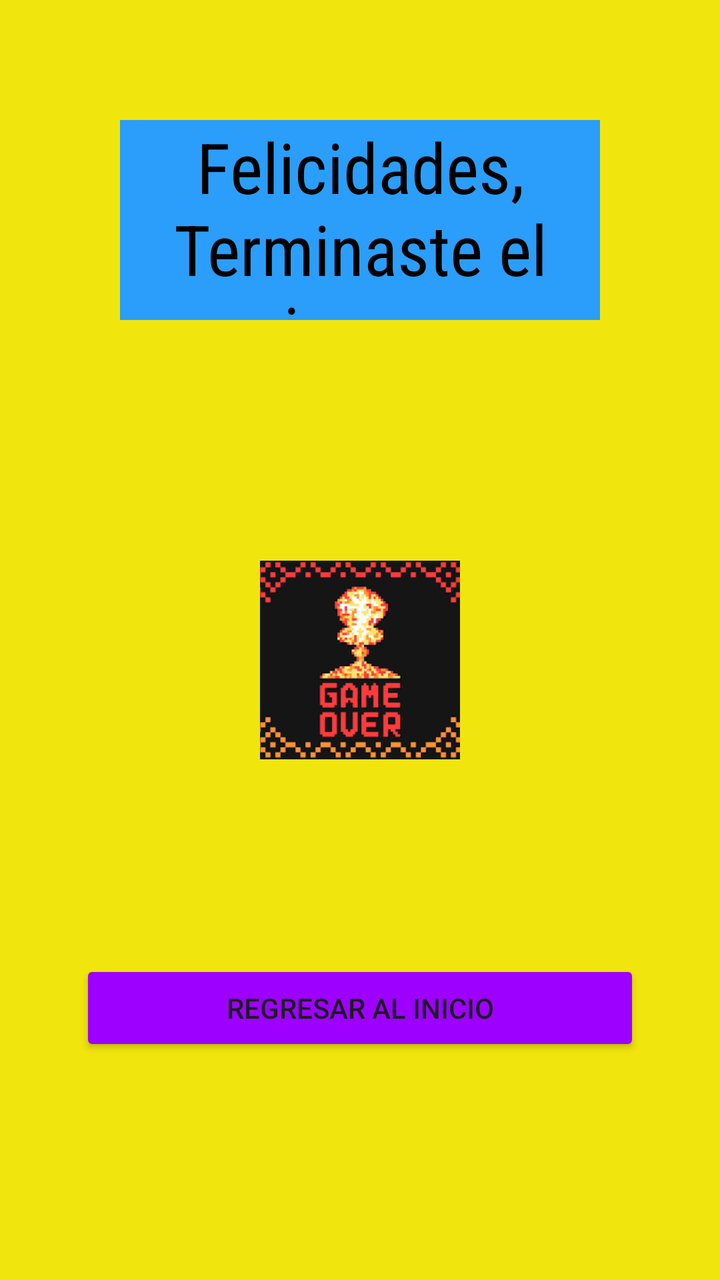
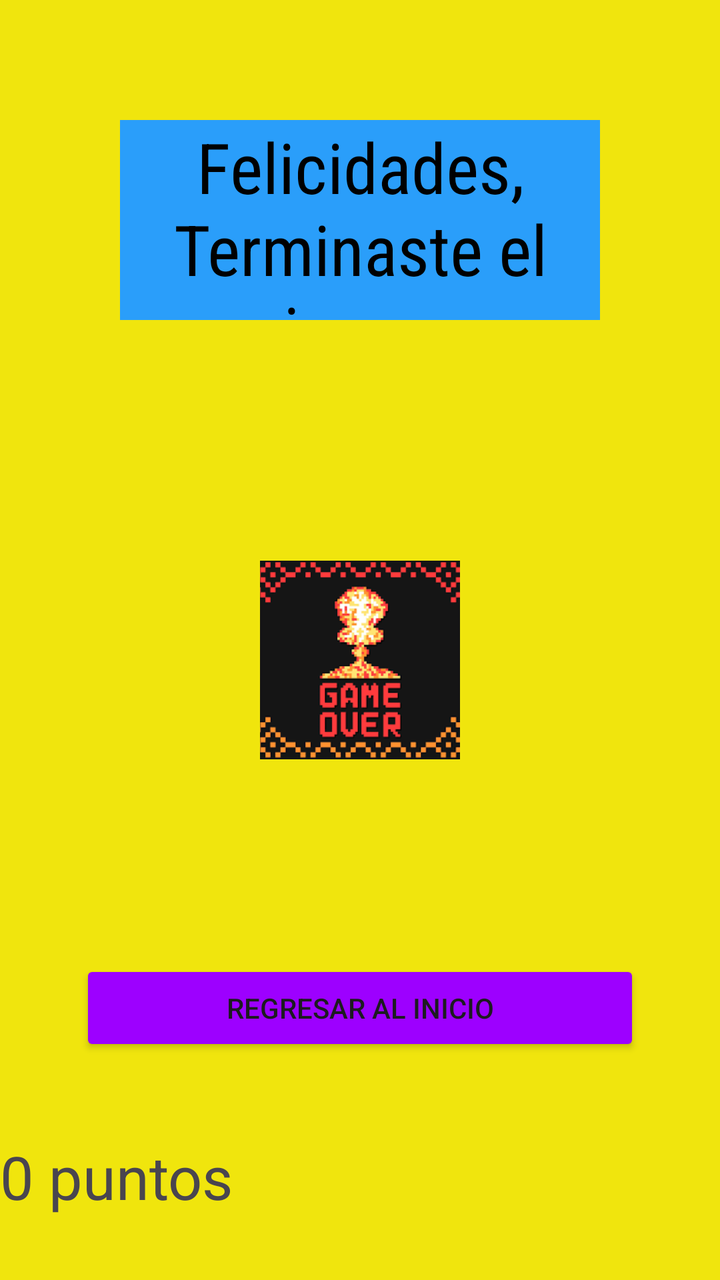

An Android layout rendered at two revisions. The XML below is the earlier revision; the diff shows what the commit changed to produce the second picture.
<!-- AndroidManifest.xml: application theme Theme.MyAppJuanIpia -->
<!-- res/layout/activity_game_over.xml -->
<?xml version="1.0" encoding="utf-8"?>
<LinearLayout
    xmlns:android="http://schemas.android.com/apk/res/android"
    xmlns:tools="http://schemas.android.com/tools"
    xmlns:app="http://schemas.android.com/apk/res-auto"
    android:id="@+id/main"
    android:layout_width="match_parent"
    android:orientation="vertical"
    android:background="@color/amarillo"
    android:layout_height="match_parent"
    tools:context=".controller.Menu2_preg1">


    <TextView
        android:layout_width="match_parent"
        android:layout_height="100dp"
        android:background="@color/azul"
        android:fontFamily="sans-serif-condensed"
        android:gravity="center"
        android:text="@string/gameover"
        android:layout_margin="60dp"
        android:textColor="@color/black"
        android:textSize="35sp" />

    <ImageView
        android:layout_width="100dp"
        android:layout_height="100dp"
        android:layout_gravity="center"
        android:layout_margin="60dp"
        android:src="@drawable/gameover"
        tools:layout_editor_absoluteX="25dp"
        tools:layout_editor_absoluteY="75dp" />

    <Button
        android:onClick="inicio"
        android:layout_width="match_parent"
        android:layout_height="wrap_content"
        android:layout_margin="40dp"
        android:backgroundTint="@color/purple"
        android:text="@string/inicio" />



</LinearLayout>
<!-- resources referenced by this layout -->
<resources>
  <color name="amarillo">#F0E50D</color>
  <color name="azul">#2A9EFA</color>
  <color name="black">#FF000000</color>
  <color name="purple">#9d00FF</color>
  <!-- drawable gameover: png bitmap (drawable, 12060 bytes) -->
  <string name="gameover"> Felicidades, Terminaste el juego </string>
  <string name="inicio">Regresar al inicio</string>
  <style name="Theme.MyAppJuanIpia" parent="Base.Theme.MyAppJuanIpia" />
  <style name="Base.Theme.MyAppJuanIpia" parent="Theme.Material3.DayNight.NoActionBar">
          
          
      </style>
</resources>

<!-- the commit's change to res/layout/activity_game_over.xml (unified diff, before → after) -->
@@ -41,4 +41,14 @@
 
 
 
+    <TextView
+        android:id="@+id/tv_puntaje"
+        android:layout_width="wrap_content"
+        android:layout_height="wrap_content"
+        android:text="0 puntos"
+        android:textSize="30sp" />
+
+
+
+
 </LinearLayout>
